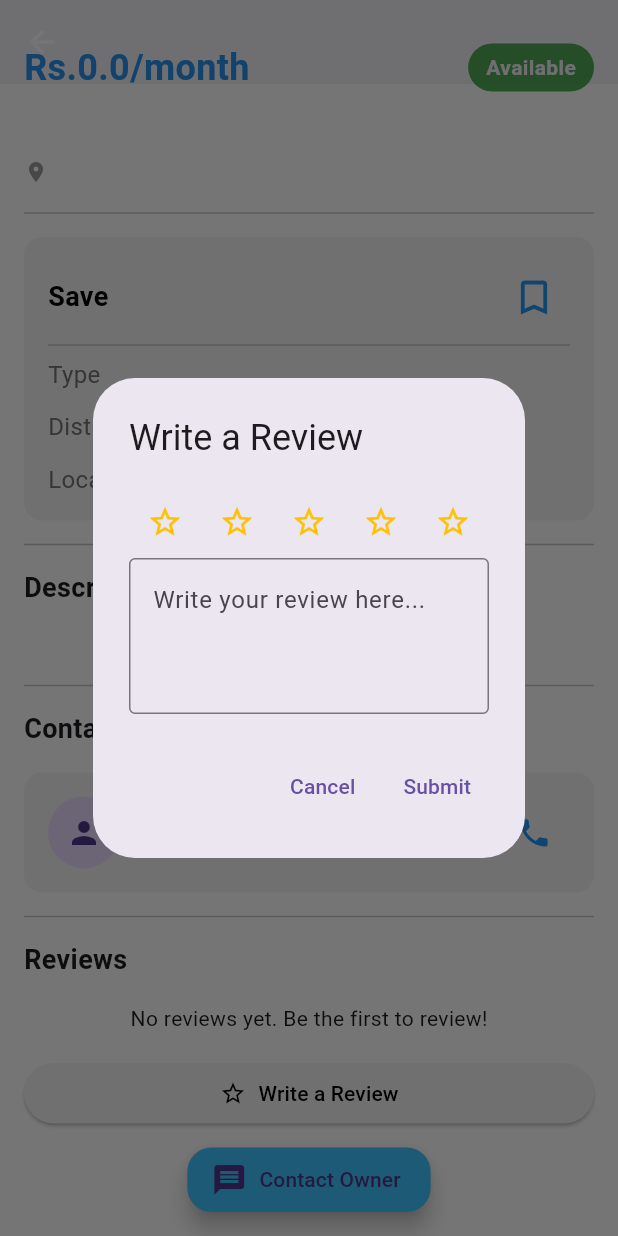
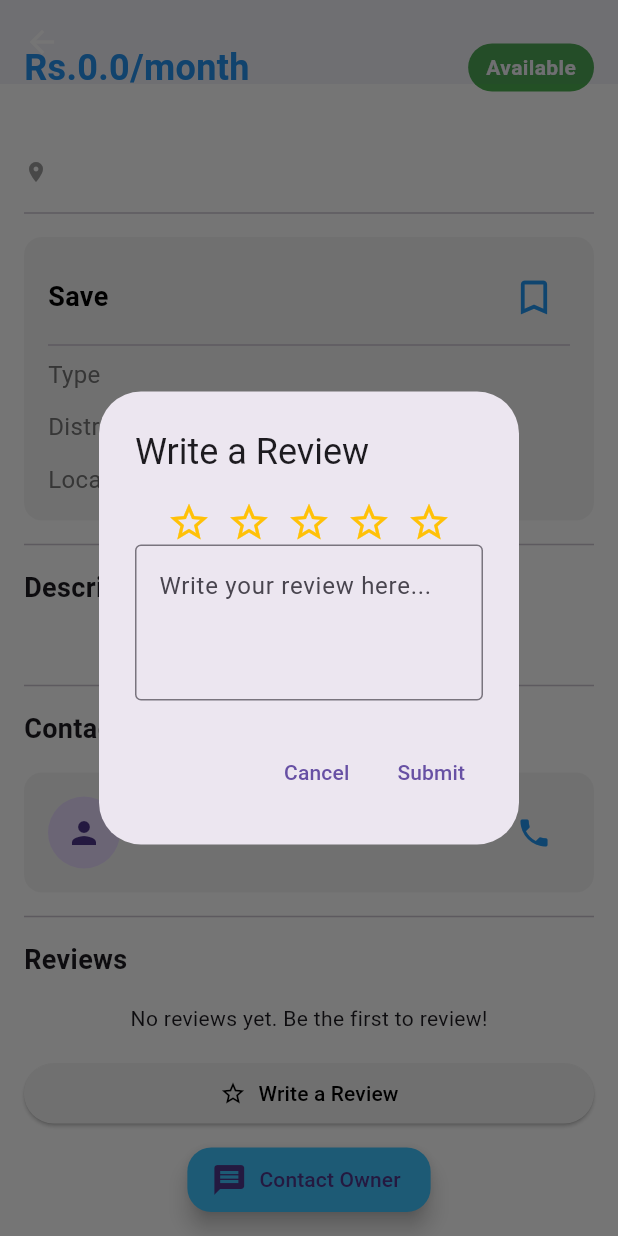
Before and after one commit to NipunaMadula/BODO-APP, a Flutter app: the ListingDetailScreen screen opened directly with empty values, scrolled down 288 dp, after a tap on "Write a Review", on a phone screen of 412 x 824 dp. Run offline on Flutter 3.47's test engine with Material 3 defaults, Android fonts, the phone set to English and light mode, and no system bars; our stand-ins replace cloud_firestore, firebase_auth, firebase_core, firebase_storage, flutter_bloc, geocoding and 4 more; accounts and stored records are empty; generated files the repository leaves out were written again.

Commit message:
adjust review star icon size

```diff
--- a/lib/screens/home/listing_detail_screen.dart
+++ b/lib/screens/home/listing_detail_screen.dart
@@ -191,12 +191,17 @@ void _showContactOptions(BuildContext context) {
             children: [
               Row(
                 mainAxisAlignment: MainAxisAlignment.center,
-                children: List.generate(5, (index) => IconButton(
-                  icon: Icon(
-                    index < _selectedRating ? Icons.star : Icons.star_border,
-                    color: Colors.amber,
+                mainAxisSize: MainAxisSize.min,
+                children: List.generate(5, (index) => GestureDetector(
+                  onTap: () => setState(() => _selectedRating = index + 1),
+                  child: Padding(
+                    padding: const EdgeInsets.symmetric(horizontal: 5),
+                    child: Icon(
+                      index < _selectedRating ? Icons.star : Icons.star_border,
+                      color: Colors.amber,
+                      size: 30,
+                    ),
                   ),
-                  onPressed: () => setState(() => _selectedRating = index + 1),
                 )),
               ),
               TextField(
```
